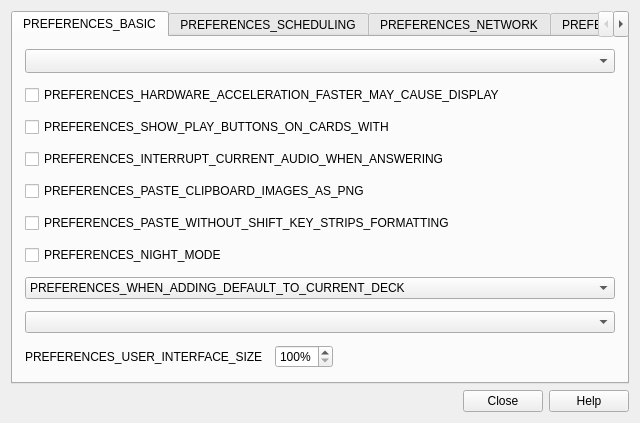
First picture: the form in qt/aqt/forms/preferences.ui, repository ankitects/anki, before the edit.
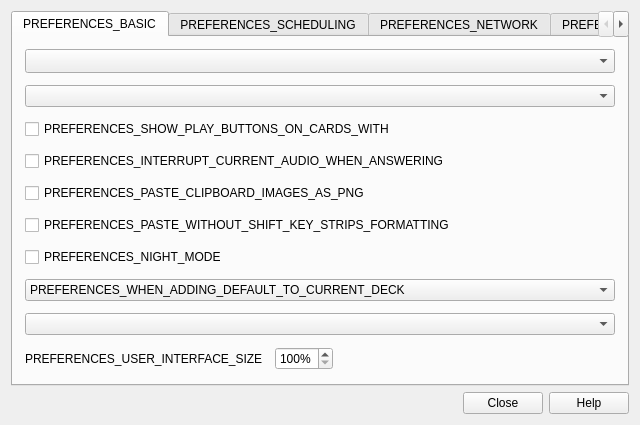
Second picture: the form after the edit.

Commit message: add video driver enum; allow setting angle+software on mac in prefs

Patch:
```diff
--- a/qt/aqt/forms/preferences.ui
+++ b/qt/aqt/forms/preferences.ui
@@ -7,7 +7,7 @@
     <x>0</x>
     <y>0</y>
     <width>640</width>
-    <height>374</height>
+    <height>406</height>
    </rect>
   </property>
   <property name="windowTitle">
@@ -56,11 +56,7 @@
         </widget>
        </item>
        <item>
-        <widget class="QCheckBox" name="hwAccel">
-         <property name="text">
-          <string>PREFERENCES_HARDWARE_ACCELERATION_FASTER_MAY_CAUSE_DISPLAY</string>
-         </property>
-        </widget>
+        <widget class="QComboBox" name="video_driver"/>
        </item>
        <item>
         <widget class="QCheckBox" name="showPlayButtons">
```
Left out of the diff: 2 changed lines with no effect on the pictures. The commit also changes 6 other files.
